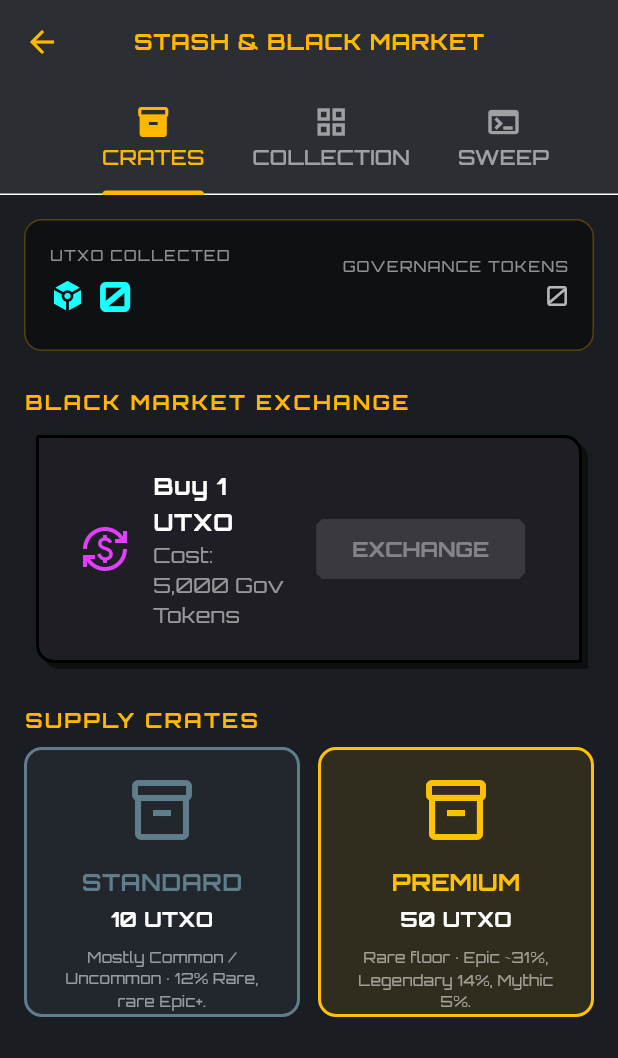
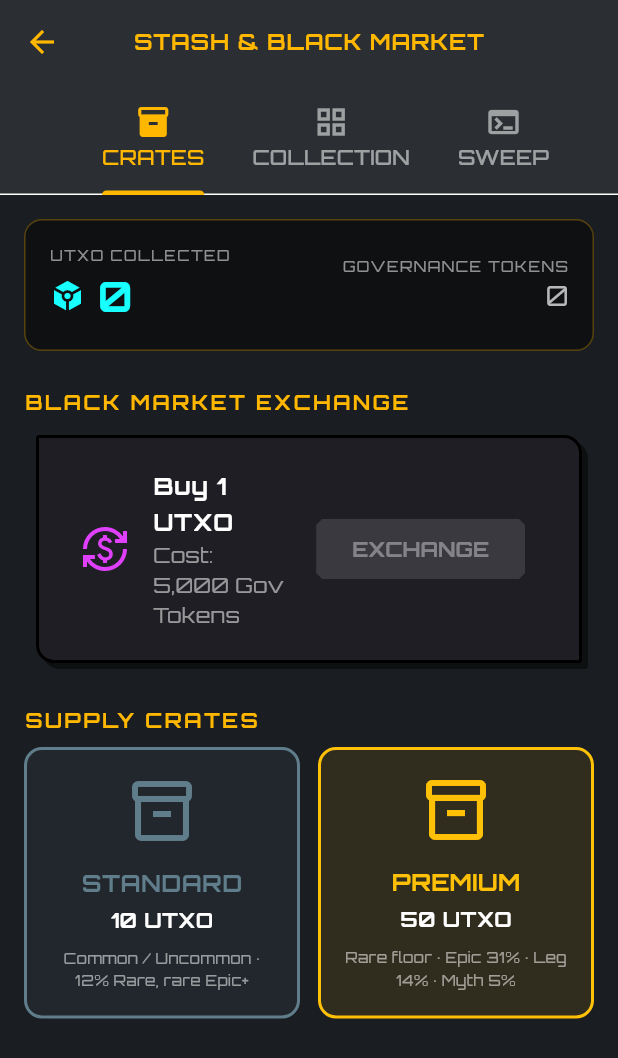
Before and after one commit to ContiHan/crypto-miner-tycoon, a Flutter app: the StashScreen screen opened directly, on a phone screen of 412 x 824 dp. Shown: the top 1058 px of the screen. Run offline on Flutter 3.47's test engine with Material 3 defaults, Android fonts, the phone set to English and light mode, and no system bars; our stand-ins replace audioplayers, google_fonts, shared_preferences; accounts and stored records are empty.

Commit message:
Fix SUPPLY CRATES card overflow (fixed height clipped longer rarity text)
The accurate rarity descriptions wrapped to 3 lines and overflowed the fixed
180px crate card ("BOTTOM OVERFLOWED BY 14 PIXELS"). Made the cards responsive:
wrap the pair in IntrinsicHeight + crossAxisStretch and drop the fixed height for
a minHeight, so both cards stay equal height and GROW to fit their text at any
scale. Also trimmed the two descriptions to a compact, still-accurate form.

Co-Authored-By: Claude Opus 4.8 <noreply@anthropic.com>

```diff
--- a/lib/screens/stash_screen.dart
+++ b/lib/screens/stash_screen.dart
@@ -363,7 +363,11 @@ class _StashScreenState extends State<StashScreen>
         ),
         const SizedBox(height: 8),
 
-        Row(
+        // IntrinsicHeight keeps the two cards equal height and lets them GROW to
+        // fit their text (no fixed-height clipping / overflow).
+        IntrinsicHeight(
+          child: Row(
+            crossAxisAlignment: CrossAxisAlignment.stretch,
             children: [
               Expanded(
                 child: _buildCrateCard(
@@ -372,7 +376,7 @@ class _StashScreenState extends State<StashScreen>
                   10,
                   Colors.blueGrey,
                   () => _showCrateOpening(context, false, game),
-                "Mostly Common / Uncommon · 12% Rare, rare Epic+.",
+                  "Common / Uncommon · 12% Rare, rare Epic+",
                 ),
               ),
               const SizedBox(width: 12),
@@ -383,10 +387,11 @@ class _StashScreenState extends State<StashScreen>
                   50,
                   Colors.amber,
                   () => _showCrateOpening(context, true, game),
-                "Rare floor · Epic ~31%, Legendary 14%, Mythic 5%.",
+                  "Rare floor · Epic 31% · Leg 14% · Myth 5%",
                 ),
               ),
             ],
+          ),
         ),
       ],
     );
@@ -403,7 +408,7 @@ class _StashScreenState extends State<StashScreen>
     return GestureDetector(
       onTap: onTap,
       child: Container(
-        height: 180,
+        constraints: const BoxConstraints(minHeight: 170),
         decoration: BoxDecoration(
           color: color.withValues(alpha: 0.1),
           borderRadius: BorderRadius.circular(12),
```
Lines whose indentation alone changed are shown as unchanged.
